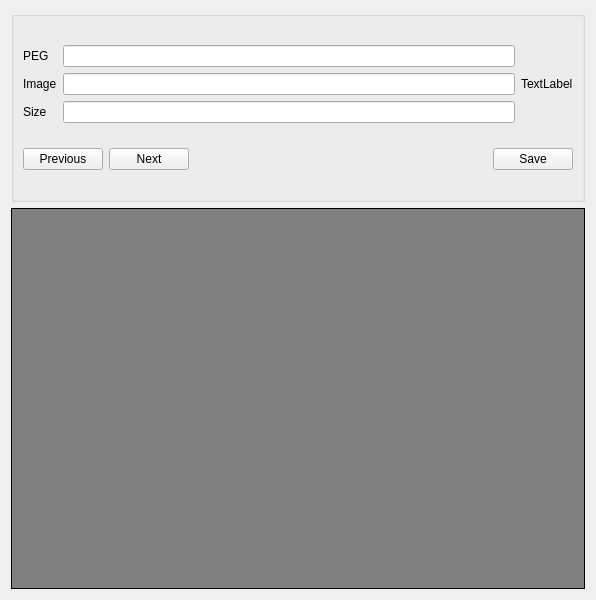
First picture: the form in ui/image-viewer.ui, repository michaelpm54/Ace3x, before the edit.
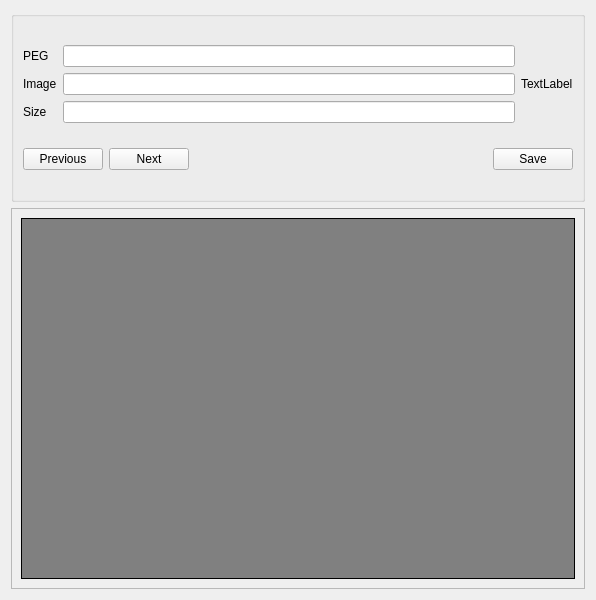
Second picture: the form after the edit.

Commit message: Put image viewer in a scroll area to prevent resizing the window

```diff
--- a/ui/image-viewer.ui
+++ b/ui/image-viewer.ui
@@ -14,28 +14,6 @@
    <string>Frame</string>
   </property>
   <layout class="QGridLayout" name="gridLayout">
-   <item row="1" column="0">
-    <widget class="QLabel" name="image_label">
-     <property name="sizePolicy">
-      <sizepolicy hsizetype="Preferred" vsizetype="Preferred">
-       <horstretch>0</horstretch>
-       <verstretch>2</verstretch>
-      </sizepolicy>
-     </property>
-     <property name="styleSheet">
-      <string notr="true">background-color: grey</string>
-     </property>
-     <property name="frameShape">
-      <enum>QFrame::Box</enum>
-     </property>
-     <property name="text">
-      <string/>
-     </property>
-     <property name="alignment">
-      <set>Qt::AlignCenter</set>
-     </property>
-    </widget>
-   </item>
    <item row="0" column="0">
     <widget class="QGroupBox" name="groupBox">
      <property name="sizePolicy">
@@ -154,6 +132,53 @@
      </layout>
     </widget>
    </item>
+   <item row="1" column="0">
+    <widget class="QScrollArea" name="scrollArea">
+     <property name="sizePolicy">
+      <sizepolicy hsizetype="Expanding" vsizetype="Expanding">
+       <horstretch>0</horstretch>
+       <verstretch>2</verstretch>
+      </sizepolicy>
+     </property>
+     <property name="widgetResizable">
+      <bool>true</bool>
+     </property>
+     <widget class="QWidget" name="scrollAreaWidgetContents">
+      <property name="geometry">
+       <rect>
+        <x>0</x>
+        <y>0</y>
+        <width>576</width>
+        <height>382</height>
+       </rect>
+      </property>
+      <layout class="QGridLayout" name="gridLayout_4">
+       <item row="0" column="0">
+        <widget class="QLabel" name="image_label">
+         <property name="sizePolicy">
+          <sizepolicy hsizetype="Preferred" vsizetype="Preferred">
+           <horstretch>0</horstretch>
+           <verstretch>2</verstretch>
+          </sizepolicy>
+         </property>
+         <property name="styleSheet">
+          <string notr="true">background-color: grey</string>
+         </property>
+         <property name="frameShape">
+          <enum>QFrame::Box</enum>
+         </property>
+         <property name="text">
+          <string/>
+         </property>
+         <property name="alignment">
+          <set>Qt::AlignCenter</set>
+         </property>
+        </widget>
+       </item>
+      </layout>
+     </widget>
+    </widget>
+   </item>
   </layout>
  </widget>
  <resources/>
```
